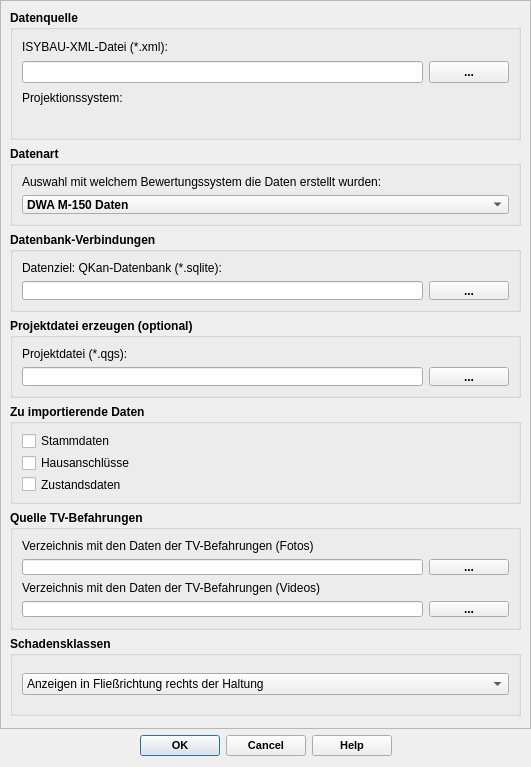
SonkeHoffmann/QKan-1, file qkan/isyporter/res/xml_import_dialog_base.ui: the form before one commit.
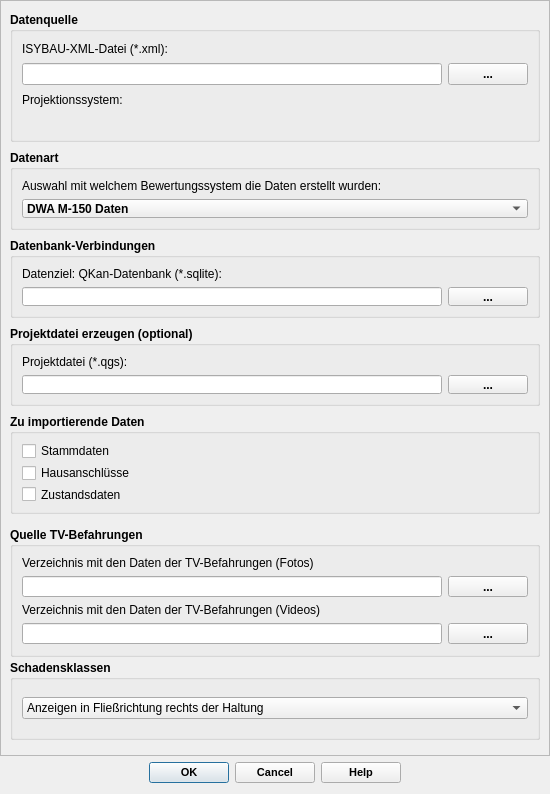
The form after the commit. Custom widgets are drawn as their Qt base class.

The edit to the form file:
```diff
--- a/qkan/isyporter/res/xml_import_dialog_base.ui
+++ b/qkan/isyporter/res/xml_import_dialog_base.ui
@@ -6,20 +6,20 @@
    <rect>
     <x>0</x>
     <y>0</y>
-    <width>531</width>
-    <height>767</height>
+    <width>550</width>
+    <height>794</height>
    </rect>
   </property>
   <property name="minimumSize">
    <size>
-    <width>250</width>
+    <width>280</width>
     <height>150</height>
    </size>
   </property>
   <property name="maximumSize">
    <size>
     <width>16777215</width>
-    <height>767</height>
+    <height>815</height>
    </size>
   </property>
   <property name="windowTitle">
@@ -54,8 +54,8 @@
        <rect>
         <x>0</x>
         <y>0</y>
-        <width>529</width>
-        <height>727</height>
+        <width>548</width>
+        <height>754</height>
        </rect>
       </property>
       <layout class="QVBoxLayout" name="verticalLayout_3">
@@ -498,7 +498,7 @@
          <property name="minimumSize">
           <size>
            <width>0</width>
-           <height>120</height>
+           <height>130</height>
           </size>
          </property>
          <property name="maximumSize">
```
